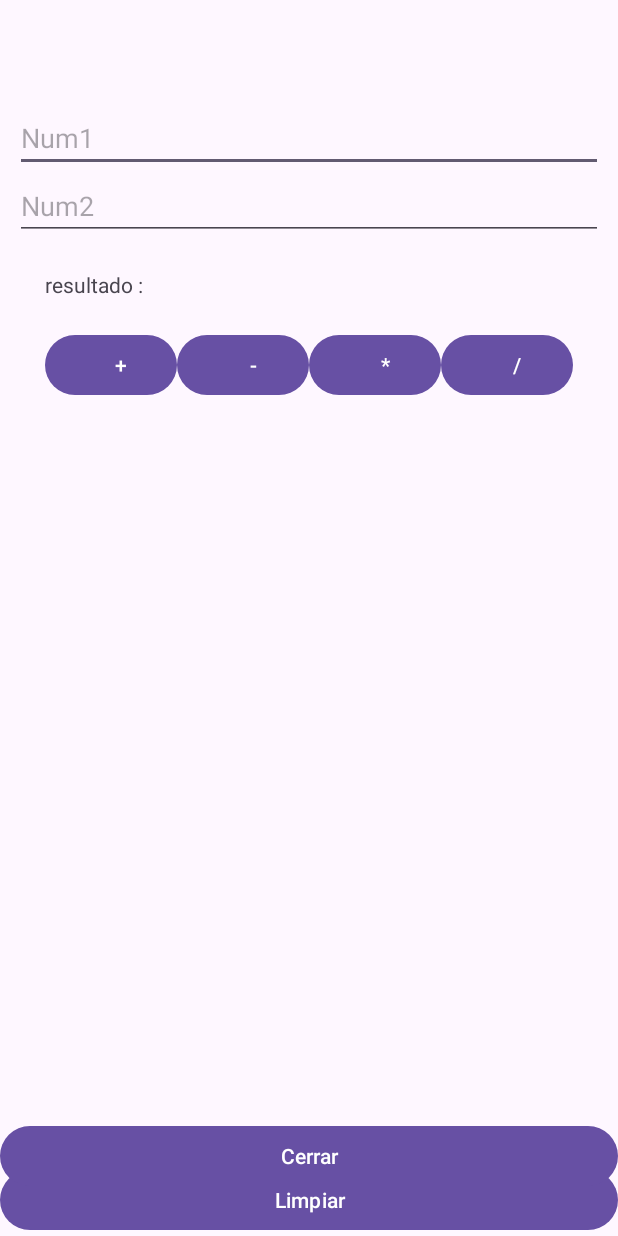
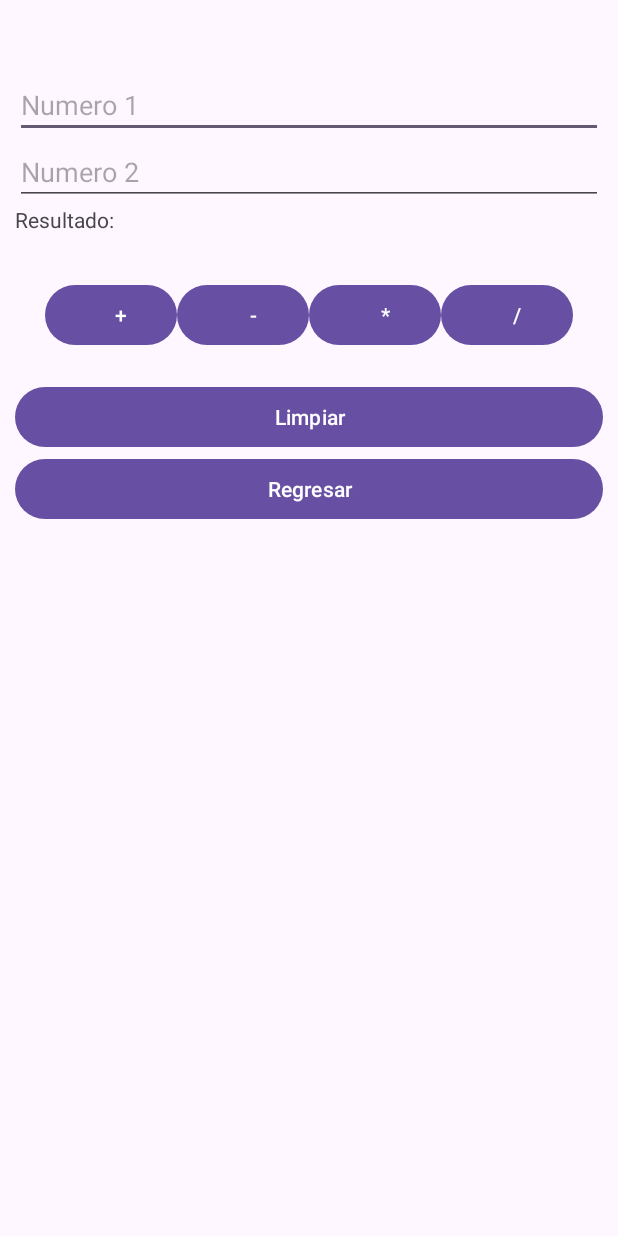
Before and after one commit to CarolVGarcia/calculadorakotlin, an Android app: the OperacionesActivity screen opened directly, with no data from a screen before it, on a phone screen of 412 x 824 dp. Run offline under Robolectric (Android 15) with nearby library versions, the phone set to English and light mode, and no system bars.

Commit message:
Se corrigieron errores en el codigo parte 2

```diff
--- a/app/src/main/java/com/example/appmicalculadora/OperacionesActivity.kt
+++ b/app/src/main/java/com/example/appmicalculadora/OperacionesActivity.kt
@@ -30,15 +30,15 @@ class OperacionesActivity : AppCompatActivity() {
         eventosClic()
     }
     public fun iniciarCompontes(){
-        txtUsuario = findViewById(R.id.txtNombre)
+        txtUsuario = findViewById(R.id.txtUsuario)
         txtResultado = findViewById(R.id.txtResultado)
         txtNum1 = findViewById(R.id.txtNum1)
         txtNum2 = findViewById(R.id.txtNum2)
-        btnSumar = findViewById(R.id.btnMas)
-        btnRestar = findViewById(R.id.btnRes)
-        btnMult = findViewById(R.id.btnMul)
+        btnSumar = findViewById(R.id.btnSumar)
+        btnRestar = findViewById(R.id.btnRestar)
+        btnMult = findViewById(R.id.btnMultiplicar)
         btnDiv = findViewById(R.id.btnDiv)
-        btnCerrar = findViewById(R.id.btnCerrar)
+        btnCerrar = findViewById(R.id.btnRegresar)
         btnLimpiar = findViewById(R.id.btnLimpiar)
         val bundle: Bundle? = intent.extras
         txtUsuario.text = bundle?.getString("Usuario")
--- a/app/src/main/res/layout/activity_operaciones.xml
+++ b/app/src/main/res/layout/activity_operaciones.xml
@@ -12,86 +12,113 @@
         android:layout_height="match_parent"
         android:orientation="vertical"
         android:padding="10sp">
+
         <TextView
             android:layout_width="match_parent"
             android:layout_height="wrap_content"
-        android:text="Usuario :"
-        android:padding="20sp"
-        android:id="@+id/txtNombre">
+            android:text="Usuario: "
+            android:id="@+id/txtUsuario"
+            android:textSize="20sp"
+            android:gravity="center"
+            android:paddingBottom="10sp">
+
         </TextView>
+
         <EditText
             android:layout_width="match_parent"
             android:layout_height="wrap_content"
             android:id="@+id/txtNum1"
             android:inputType="numberDecimal"
-        android:hint="Num1">
+            android:hint="Numero 1"
+            android:paddingBottom="10sp">
+
         </EditText>
+
         <EditText
             android:layout_width="match_parent"
             android:layout_height="wrap_content"
             android:id="@+id/txtNum2"
             android:inputType="numberDecimal"
-        android:hint="Num2">
+            android:hint="Numero 2"
+            android:paddingBottom="10sp">
+
         </EditText>
+
         <TextView
             android:layout_width="match_parent"
             android:layout_height="wrap_content"
-        android:text="resultado :"
-        android:padding="20sp"
-        android:id="@+id/txtResultado">
+            android:id="@+id/txtResultado"
+            android:text="Resultado: "
+            android:paddingBottom="10sp">
+
         </TextView>
+
         <LinearLayout
             android:layout_width="match_parent"
             android:layout_height="wrap_content"
             android:gravity="center"
+            android:padding="20sp"
             android:orientation="horizontal">
+
             <Button
                 android:layout_width="wrap_content"
                 android:layout_height="wrap_content"
                 android:text="+"
-        android:id="@+id/btnMas"
-        android:paddingRight="10sp">
+                android:paddingRight="10sp"
+                android:id="@+id/btnSumar">
+
+
             </Button>
+
             <Button
                 android:layout_width="wrap_content"
                 android:layout_height="wrap_content"
                 android:text="-"
-            android:id="@+id/btnRes"
+                android:id="@+id/btnRestar"
                 android:paddingRight="10sp">
+
             </Button>
+
             <Button
                 android:layout_width="wrap_content"
                 android:layout_height="wrap_content"
                 android:text="*"
-            android:id="@+id/btnMul"
+                android:id="@+id/btnMultiplicar"
                 android:paddingRight="10sp">
+
             </Button>
+
             <Button
                 android:layout_width="wrap_content"
                 android:layout_height="wrap_content"
                 android:text="/"
                 android:id="@+id/btnDiv"
                 android:paddingRight="10sp">
+,
             </Button>
+
+
         </LinearLayout>
-    </LinearLayout>
+
         <Button
             android:layout_width="match_parent"
             android:layout_height="wrap_content"
             android:text="Limpiar"
-        android:padding="10sp"
-        android:id="@+id/btnLimpiar"
-        app:layout_constraintBottom_toBottomOf="parent">
+            android:id="@+id/btnLimpiar">
         </Button>
         <Button
             android:layout_width="match_parent"
             android:layout_height="wrap_content"
-        android:id="@+id/btnCerrar"
-        app:layout_constraintBaseline_toTopOf="@id/btnLimpiar"
-        android:text="Cerrar">
+            android:text="Regresar"
+            android:id="@+id/btnRegresar">
         </Button>
 
 
 
 
+    </LinearLayout>
+
+
+
+
 </androidx.constraintlayout.widget.ConstraintLayout>
```
Lines whose indentation alone changed are shown as unchanged.
